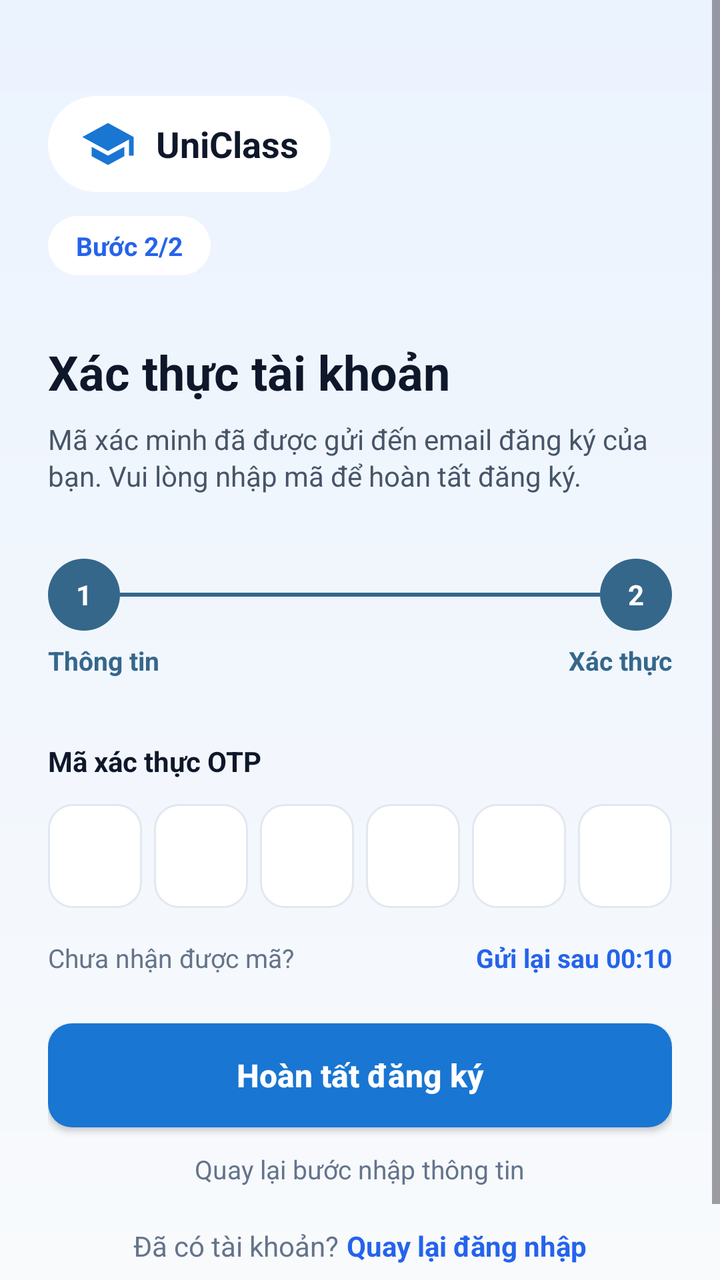
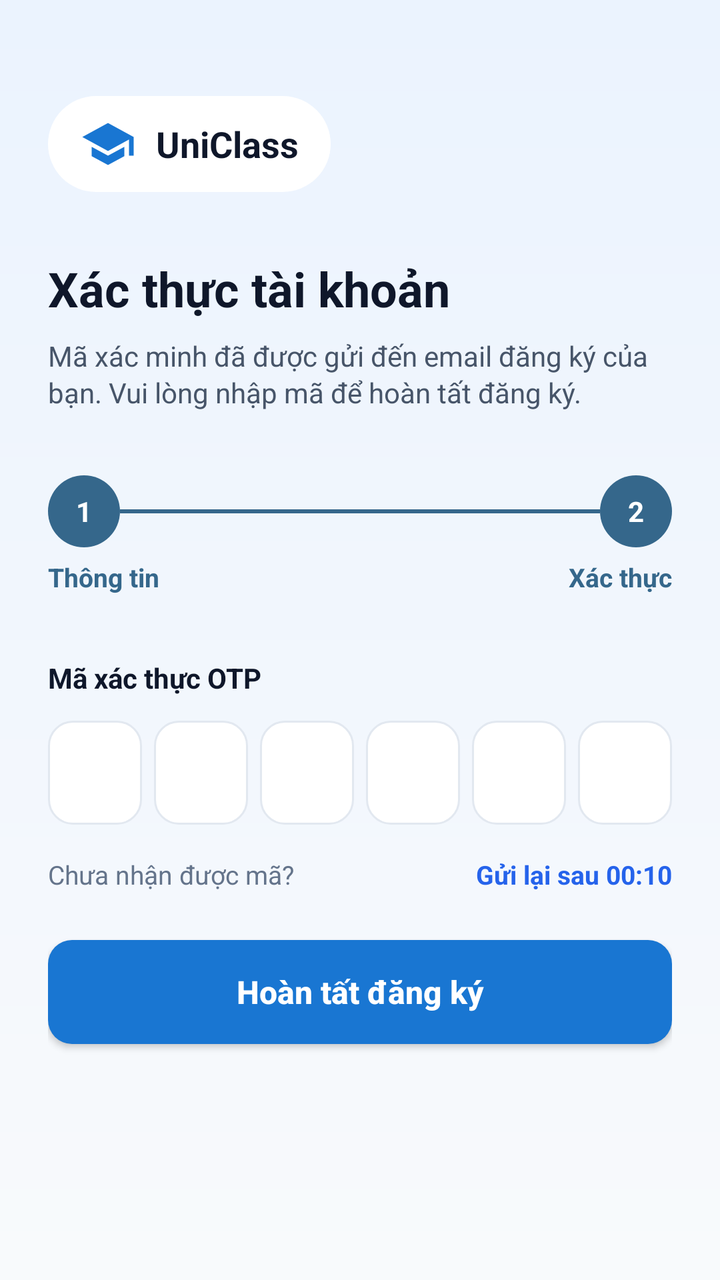

An Android layout rendered at two revisions. The XML below is the earlier revision; the diff shows what the commit changed to produce the second picture.
<!-- AndroidManifest.xml: application theme Theme.UniClassApp -->
<!-- res/layout/activity_register_otp.xml -->
<?xml version="1.0" encoding="utf-8"?>
<ScrollView xmlns:android="http://schemas.android.com/apk/res/android"
    xmlns:app="http://schemas.android.com/apk/res-auto"
    xmlns:tools="http://schemas.android.com/tools"
    android:layout_width="match_parent"
    android:layout_height="match_parent"
    android:background="@drawable/bg_forgot_pass_gradient"
    android:fillViewport="true"
    tools:context=".VerifyOtpActivity">

    <LinearLayout
        android:layout_width="match_parent"
        android:layout_height="wrap_content"
        android:orientation="vertical"
        android:padding="24dp">

        
        <LinearLayout
            android:layout_width="wrap_content"
            android:layout_height="wrap_content"
            android:layout_marginTop="24dp"
            android:orientation="vertical">

            
            <LinearLayout
                android:layout_width="wrap_content"
                android:layout_height="wrap_content"
                android:background="@drawable/bg_pill_white"
                android:gravity="center_vertical"
                android:orientation="horizontal"
                android:paddingHorizontal="16dp"
                android:paddingVertical="10dp">

                <ImageView
                    android:layout_width="28dp"
                    android:layout_height="28dp"
                    android:contentDescription="@string/edu_lens_title"
                    android:src="@drawable/ic_graduation_cap" />

                <TextView
                    android:layout_width="wrap_content"
                    android:layout_height="wrap_content"
                    android:layout_marginStart="10dp"
                    android:text="@string/edu_lens_title"
                    android:textColor="#0F172A"
                    android:textSize="18sp"
                    android:textStyle="bold" />
            </LinearLayout>

            
            <TextView
                android:layout_width="wrap_content"
                android:layout_height="wrap_content"
                android:layout_marginTop="12dp"
                android:background="@drawable/bg_step_badge"
                android:paddingHorizontal="14dp"
                android:paddingVertical="6dp"
                android:text="@string/step_2_2"
                android:textColor="#2563EB"
                android:textSize="13sp"
                android:textStyle="bold" />

        </LinearLayout>

        
        <TextView
            android:layout_width="wrap_content"
            android:layout_height="wrap_content"
            android:layout_marginTop="32dp"
            android:text="@string/register_otp_title"
            android:textColor="#0F172A"
            android:textSize="24sp"
            android:textStyle="bold" />

        <TextView
            android:id="@+id/tv_otp_subtitle"
            android:layout_width="wrap_content"
            android:layout_height="wrap_content"
            android:layout_marginTop="8dp"
            android:lineSpacingExtra="2dp"
            android:text="@string/register_otp_subtitle"
            android:textColor="#475569"
            android:textSize="14sp" />

        
        <LinearLayout
            android:layout_width="match_parent"
            android:layout_height="wrap_content"
            android:layout_marginTop="32dp"
            android:gravity="center_vertical"
            android:orientation="vertical">

            
            <LinearLayout
                android:layout_width="match_parent"
                android:layout_height="wrap_content"
                android:gravity="center_vertical"
                android:orientation="horizontal">

                
                <TextView
                    android:layout_width="36dp"
                    android:layout_height="36dp"
                    android:background="@drawable/bg_step_circle_active"
                    android:gravity="center"
                    android:text="@string/num_1"
                    android:textColor="@color/white"
                    android:textSize="14sp"
                    android:textStyle="bold" />

                
                <View
                    android:layout_width="0dp"
                    android:layout_height="2dp"
                    android:layout_weight="1"
                    android:background="#35678B" />

                
                <TextView
                    android:layout_width="36dp"
                    android:layout_height="36dp"
                    android:background="@drawable/bg_step_circle_active"
                    android:gravity="center"
                    android:text="@string/num_2"
                    android:textColor="@color/white"
                    android:textSize="14sp"
                    android:textStyle="bold" />

            </LinearLayout>

            
            <LinearLayout
                android:layout_width="match_parent"
                android:layout_height="wrap_content"
                android:layout_marginTop="6dp"
                android:orientation="horizontal">

                <TextView
                    android:layout_width="0dp"
                    android:layout_height="wrap_content"
                    android:layout_weight="1"
                    android:gravity="start"
                    android:text="@string/step_register_info"
                    android:textColor="#35678B"
                    android:textSize="13sp"
                    android:textStyle="bold" />

                <TextView
                    android:layout_width="0dp"
                    android:layout_height="wrap_content"
                    android:layout_weight="1"
                    android:gravity="end"
                    android:text="@string/step_verify_otp"
                    android:textColor="#35678B"
                    android:textSize="13sp"
                    android:textStyle="bold" />

            </LinearLayout>

        </LinearLayout>

        
        <LinearLayout
            android:layout_width="match_parent"
            android:layout_height="wrap_content"
            android:layout_marginTop="32dp"
            android:orientation="vertical">

            
            <TextView
                android:id="@+id/tv_otp_label"
                android:layout_width="wrap_content"
                android:layout_height="wrap_content"
                android:text="@string/otp_label"
                android:textColor="#0F172A"
                android:textSize="14sp"
                android:textStyle="bold" />

            
            <LinearLayout
                android:layout_width="match_parent"
                android:layout_height="wrap_content"
                android:layout_marginTop="12dp"
                android:baselineAligned="false"
                android:gravity="center"
                android:orientation="horizontal">

                <EditText
                    android:id="@+id/et_otp_1"
                    android:layout_width="0dp"
                    android:layout_height="52dp"
                    android:layout_marginEnd="6dp"
                    android:layout_weight="1"
                    android:autofillHints="oneTimeCode"
                    android:background="@drawable/bg_otp_box_selector"
                    android:gravity="center"
                    android:inputType="number"
                    android:labelFor="@id/tv_otp_label"
                    android:maxLength="1"
                    android:textColor="#0F172A"
                    android:textSize="18sp"
                    android:textStyle="bold" />

                <EditText
                    android:id="@+id/et_otp_2"
                    android:layout_width="0dp"
                    android:layout_height="52dp"
                    android:layout_marginEnd="6dp"
                    android:layout_weight="1"
                    android:autofillHints="oneTimeCode"
                    android:background="@drawable/bg_otp_box_selector"
                    android:gravity="center"
                    android:inputType="number"
                    android:labelFor="@id/tv_otp_label"
                    android:maxLength="1"
                    android:textColor="#0F172A"
                    android:textSize="18sp"
                    android:textStyle="bold" />

                <EditText
                    android:id="@+id/et_otp_3"
                    android:layout_width="0dp"
                    android:layout_height="52dp"
                    android:layout_marginEnd="6dp"
                    android:layout_weight="1"
                    android:autofillHints="oneTimeCode"
                    android:background="@drawable/bg_otp_box_selector"
                    android:gravity="center"
                    android:inputType="number"
                    android:labelFor="@id/tv_otp_label"
                    android:maxLength="1"
                    android:textColor="#0F172A"
                    android:textSize="18sp"
                    android:textStyle="bold" />

                <EditText
                    android:id="@+id/et_otp_4"
                    android:layout_width="0dp"
                    android:layout_height="52dp"
                    android:layout_marginEnd="6dp"
                    android:layout_weight="1"
                    android:autofillHints="oneTimeCode"
                    android:background="@drawable/bg_otp_box_selector"
                    android:gravity="center"
                    android:inputType="number"
                    android:labelFor="@id/tv_otp_label"
                    android:maxLength="1"
                    android:textColor="#0F172A"
                    android:textSize="18sp"
                    android:textStyle="bold" />

                <EditText
                    android:id="@+id/et_otp_5"
                    android:layout_width="0dp"
                    android:layout_height="52dp"
                    android:layout_marginEnd="6dp"
                    android:layout_weight="1"
                    android:autofillHints="oneTimeCode"
                    android:background="@drawable/bg_otp_box_selector"
                    android:gravity="center"
                    android:inputType="number"
                    android:labelFor="@id/tv_otp_label"
                    android:maxLength="1"
                    android:textColor="#0F172A"
                    android:textSize="18sp"
                    android:textStyle="bold" />

                <EditText
                    android:id="@+id/et_otp_6"
                    android:layout_width="0dp"
                    android:layout_height="52dp"
                    android:layout_weight="1"
                    android:autofillHints="oneTimeCode"
                    android:background="@drawable/bg_otp_box_selector"
                    android:gravity="center"
                    android:inputType="number"
                    android:labelFor="@id/tv_otp_label"
                    android:maxLength="1"
                    android:textColor="#0F172A"
                    android:textSize="18sp"
                    android:textStyle="bold" />

            </LinearLayout>

            
            <RelativeLayout
                android:layout_width="match_parent"
                android:layout_height="wrap_content"
                android:layout_marginTop="16dp">

                <TextView
                    android:id="@+id/tv_resend_timer"
                    android:layout_width="wrap_content"
                    android:layout_height="wrap_content"
                    android:layout_alignParentEnd="true"
                    android:text="@string/resend_timer"
                    android:textColor="#2563EB"
                    android:textSize="13sp"
                    android:textStyle="bold" />

                <TextView
                    android:layout_width="wrap_content"
                    android:layout_height="wrap_content"
                    android:layout_alignParentStart="true"
                    android:layout_toStartOf="@id/tv_resend_timer"
                    android:text="@string/not_received_code"
                    android:textColor="#64748B"
                    android:textSize="13sp" />

            </RelativeLayout>

        </LinearLayout>

        
        <Button
            android:id="@+id/btn_confirm_register_otp"
            android:layout_width="match_parent"
            android:layout_height="52dp"
            android:layout_marginTop="24dp"
            android:background="@drawable/bg_button_primary"
            android:text="@string/confirm_register_button"
            android:textAllCaps="false"
            android:textColor="@color/white"
            android:textSize="16sp"
            android:textStyle="bold"
            app:backgroundTint="@null" />

        
        <TextView
            android:id="@+id/tv_back_to_register"
            android:layout_width="wrap_content"
            android:layout_height="wrap_content"
            android:layout_gravity="center_horizontal"
            android:layout_marginTop="12dp"
            android:text="@string/back_to_register_step"
            android:textColor="#64748B"
            android:textSize="13sp" />

        
        <LinearLayout
            android:layout_width="wrap_content"
            android:layout_height="wrap_content"
            android:layout_gravity="center_horizontal"
            android:layout_marginTop="20dp"
            android:layout_marginBottom="24dp"
            android:orientation="horizontal">

            <TextView
                android:layout_width="wrap_content"
                android:layout_height="wrap_content"
                android:text="@string/already_have_account_question"
                android:textColor="#64748B"
                android:textSize="14sp" />

            <TextView
                android:id="@+id/tv_back_to_login"
                android:layout_width="wrap_content"
                android:layout_height="wrap_content"
                android:layout_marginStart="4dp"
                android:text="@string/back_to_login"
                android:textColor="#2563EB"
                android:textSize="14sp"
                android:textStyle="bold" />

        </LinearLayout>

    </LinearLayout>
</ScrollView>
<!-- resources referenced by this layout -->
<resources>
  <color name="white">#FFFFFFFF</color>
  <!-- drawable bg_button_primary (drawable) -->
  <?xml version="1.0" encoding="utf-8"?>
  <shape xmlns:android="http://schemas.android.com/apk/res/android"
      android:shape="rectangle">
      <solid android:color="#1976D2"/>
      <corners android:radius="12dp"/>
  </shape>
  <!-- drawable bg_forgot_pass_gradient (drawable) -->
  <?xml version="1.0" encoding="utf-8"?>
  <shape xmlns:android="http://schemas.android.com/apk/res/android"
      android:shape="rectangle">
      <gradient
          android:angle="270"
          android:startColor="#EBF3FE"
          android:endColor="#F8FAFC"
          android:type="linear" />
  </shape>
  <!-- drawable bg_otp_box_selector (drawable) -->
  <?xml version="1.0" encoding="utf-8"?>
  <selector xmlns:android="http://schemas.android.com/apk/res/android">
      <item android:state_focused="true" android:drawable="@drawable/bg_otp_box_focused" />
      <item android:drawable="@drawable/bg_otp_box" />
  </selector>
  <!-- drawable bg_pill_white (drawable) -->
  <?xml version="1.0" encoding="utf-8"?>
  <shape xmlns:android="http://schemas.android.com/apk/res/android"
      android:shape="rectangle">
      <solid android:color="@android:color/white"/>
      <corners android:radius="30dp"/>
  </shape>
  <!-- drawable bg_step_badge (drawable) -->
  <?xml version="1.0" encoding="utf-8"?>
  <shape xmlns:android="http://schemas.android.com/apk/res/android"
      android:shape="rectangle">
      <solid android:color="@android:color/white"/>
      <corners android:radius="20dp"/>
  </shape>
  <!-- drawable bg_step_circle_active (drawable) -->
  <?xml version="1.0" encoding="utf-8"?>
  <shape xmlns:android="http://schemas.android.com/apk/res/android"
      android:shape="oval">
      <solid android:color="#35678B"/>
  </shape>
  <string name="already_have_account_question">Đã có tài khoản? </string>
  <string name="back_to_login">Quay lại đăng nhập</string>
  <string name="back_to_register_step">Quay lại bước nhập thông tin</string>
  <string name="confirm_register_button">Hoàn tất đăng ký</string>
  <string name="edu_lens_title">UniClass</string>
  <string name="not_received_code">Chưa nhận được mã? </string>
  <string name="num_1">1</string>
  <string name="num_2">2</string>
  <string name="otp_label">Mã xác thực OTP</string>
  <string name="register_otp_subtitle">Mã xác minh đã được gửi đến email đăng ký của bạn. Vui lòng nhập mã để hoàn tất đăng ký.</string>
  <string name="register_otp_title">Xác thực tài khoản</string>
  <string name="resend_timer">Gửi lại sau 00:10</string>
  <string name="step_2_2">Bước 2/2</string>
  <string name="step_register_info">Thông tin</string>
  <string name="step_verify_otp">Xác thực</string>
  <style name="Theme.UniClassApp" parent="Base.Theme.UniClassApp" />
  <!-- drawable bg_otp_box_focused (drawable) -->
  <?xml version="1.0" encoding="utf-8"?>
  <shape xmlns:android="http://schemas.android.com/apk/res/android"
      android:shape="rectangle">
      <solid android:color="@android:color/white"/>
      <stroke android:width="2dp" android:color="#2563EB"/>
      <corners android:radius="12dp"/>
  </shape>
  <!-- drawable bg_otp_box (drawable) -->
  <?xml version="1.0" encoding="utf-8"?>
  <shape xmlns:android="http://schemas.android.com/apk/res/android"
      android:shape="rectangle">
      <solid android:color="@android:color/white"/>
      <stroke android:width="1dp" android:color="#E2E8F0"/>
      <corners android:radius="12dp"/>
  </shape>
  <color name="color_primary">#1976D2</color>
  <color name="color_primary_container">#E3F2FD</color>
  <color name="color_secondary">#0288D1</color>
  <color name="color_secondary_container">#E0F2FE</color>
  <color name="color_surface">#FFFFFF</color>
  <color name="color_background">#F8FAFC</color>
  <color name="color_error">#DC2626</color>
  <!-- unchanged entries left out for length: 2 -->
</resources>

<!-- the commit's change to res/layout/activity_register_otp.xml (unified diff, before → after) -->
@@ -47,19 +47,6 @@
                     android:textStyle="bold" />
             </LinearLayout>
 
-            
-            <TextView
-                android:layout_width="wrap_content"
-                android:layout_height="wrap_content"
-                android:layout_marginTop="12dp"
-                android:background="@drawable/bg_step_badge"
-                android:paddingHorizontal="14dp"
-                android:paddingVertical="6dp"
-                android:text="@string/step_2_2"
-                android:textColor="#2563EB"
-                android:textSize="13sp"
-                android:textStyle="bold" />
-
         </LinearLayout>
 
         
@@ -317,6 +304,7 @@
             android:layout_width="match_parent"
             android:layout_height="52dp"
             android:layout_marginTop="24dp"
+            android:layout_marginBottom="32dp"
             android:background="@drawable/bg_button_primary"
             android:text="@string/confirm_register_button"
             android:textAllCaps="false"
@@ -325,44 +313,5 @@
             android:textStyle="bold"
             app:backgroundTint="@null" />
 
-        
-        <TextView
-            android:id="@+id/tv_back_to_register"
-            android:layout_width="wrap_content"
-            android:layout_height="wrap_content"
-            android:layout_gravity="center_horizontal"
-            android:layout_marginTop="12dp"
-            android:text="@string/back_to_register_step"
-            android:textColor="#64748B"
-            android:textSize="13sp" />
-
-        
-        <LinearLayout
-            android:layout_width="wrap_content"
-            android:layout_height="wrap_content"
-            android:layout_gravity="center_horizontal"
-            android:layout_marginTop="20dp"
-            android:layout_marginBottom="24dp"
-            android:orientation="horizontal">
-
-            <TextView
-                android:layout_width="wrap_content"
-                android:layout_height="wrap_content"
-                android:text="@string/already_have_account_question"
-                android:textColor="#64748B"
-                android:textSize="14sp" />
-
-            <TextView
-                android:id="@+id/tv_back_to_login"
-                android:layout_width="wrap_content"
-                android:layout_height="wrap_content"
-                android:layout_marginStart="4dp"
-                android:text="@string/back_to_login"
-                android:textColor="#2563EB"
-                android:textSize="14sp"
-                android:textStyle="bold" />
-
-        </LinearLayout>
-
     </LinearLayout>
 </ScrollView>
<!-- resource entries referenced after the edit -->
@@ -31,22 +31,12 @@
       <solid android:color="@android:color/white"/>
       <corners android:radius="30dp"/>
   </shape>
-  <!-- drawable bg_step_badge (drawable) -->
-  <?xml version="1.0" encoding="utf-8"?>
-  <shape xmlns:android="http://schemas.android.com/apk/res/android"
-      android:shape="rectangle">
-      <solid android:color="@android:color/white"/>
-      <corners android:radius="20dp"/>
-  </shape>
   <!-- drawable bg_step_circle_active (drawable) -->
   <?xml version="1.0" encoding="utf-8"?>
   <shape xmlns:android="http://schemas.android.com/apk/res/android"
       android:shape="oval">
       <solid android:color="#35678B"/>
   </shape>
-  <string name="already_have_account_question">Đã có tài khoản? </string>
-  <string name="back_to_login">Quay lại đăng nhập</string>
-  <string name="back_to_register_step">Quay lại bước nhập thông tin</string>
   <string name="confirm_register_button">Hoàn tất đăng ký</string>
   <string name="edu_lens_title">UniClass</string>
   <string name="not_received_code">Chưa nhận được mã? </string>
@@ -56,7 +46,6 @@
   <string name="register_otp_subtitle">Mã xác minh đã được gửi đến email đăng ký của bạn. Vui lòng nhập mã để hoàn tất đăng ký.</string>
   <string name="register_otp_title">Xác thực tài khoản</string>
   <string name="resend_timer">Gửi lại sau 00:10</string>
-  <string name="step_2_2">Bước 2/2</string>
   <string name="step_register_info">Thông tin</string>
   <string name="step_verify_otp">Xác thực</string>
   <style name="Theme.UniClassApp" parent="Base.Theme.UniClassApp" />
